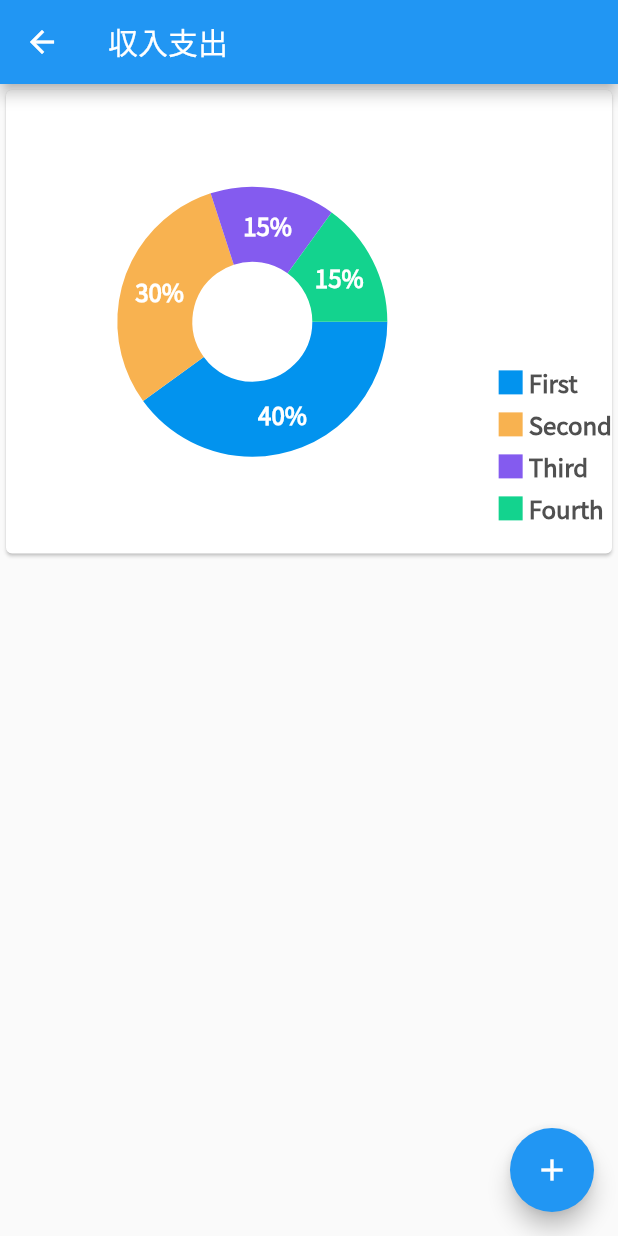
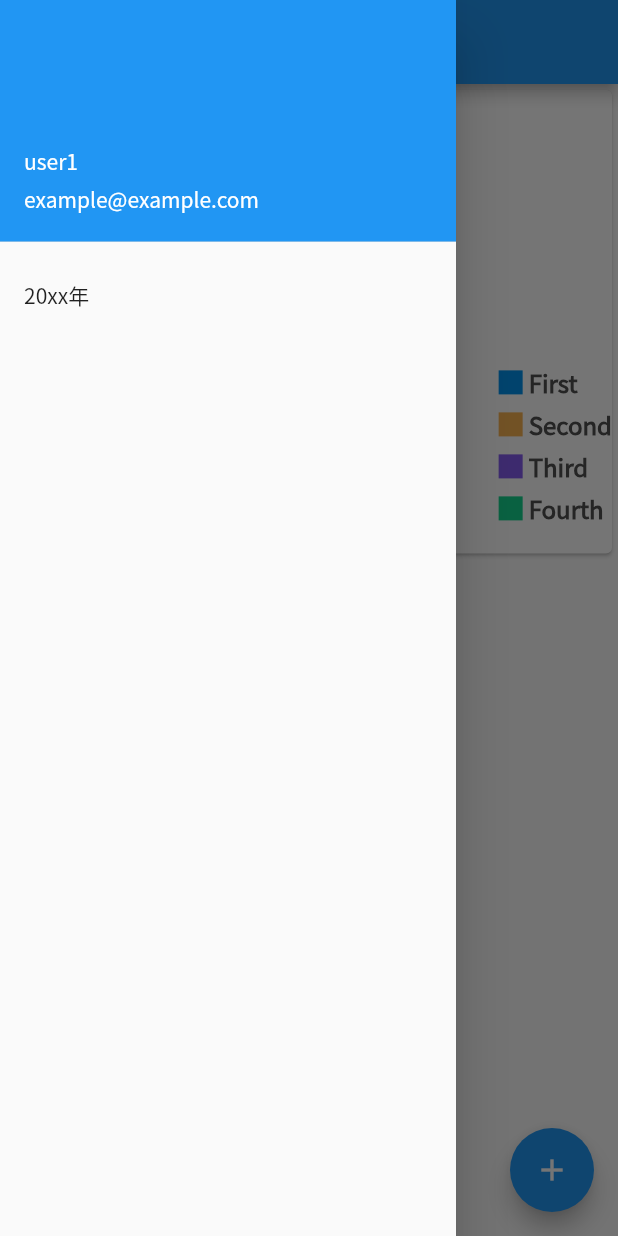
Before and after one commit to kewpie134134/account-book, a Flutter app: the HomePage screen opened directly, with the side drawer open (before the commit the screen has no drawer), on a phone screen of 412 x 824 dp. Run offline on Flutter 3.47's test engine with Material 2 defaults, Android fonts, the phone set to English and light mode, and no system bars; drawn by our look-alikes of fl_chart; our stand-ins replace cloud_firestore, firebase_core, flutter_riverpod; accounts and stored records are empty.

Commit message:
[add] 年度を選択できるDrawerを作成

```diff
--- /dev/null
+++ b/lib/components/drawer_select_year.dart
@@ -0,0 +1,33 @@
+import 'package:account_book/app.dart';
+import 'package:flutter/material.dart';
+
+class DrawerSelectYear extends StatelessWidget {
+  const DrawerSelectYear({Key? key}) : super(key: key);
+
+  @override
+  Widget build(BuildContext context) {
+    return Drawer(
+      child: ListView(
+        children: <Widget>[
+          const UserAccountsDrawerHeader(
+            accountName: Text("user1"),
+            accountEmail: Text("example@example.com"),
+          ),
+          ListTile(
+            title: const Text("20xx年"),
+            onTap: () {
+              Navigator.of(context).pop();
+              Navigator.of(context).push<dynamic>(
+                MaterialPageRoute(
+                  builder: (context) {
+                    return const App();
+                  },
+                ),
+              );
+            },
+          ),
+        ],
+      ),
+    );
+  }
+}
--- a/lib/pages/home.dart
+++ b/lib/pages/home.dart
@@ -1,4 +1,4 @@
-import 'package:account_book/components/drawer_menu.dart';
+import 'package:account_book/components/drawer_select_year.dart';
 import 'package:account_book/components/indicator.dart';
 import 'package:account_book/pages/input_form.dart';
 import 'package:fl_chart/fl_chart.dart';
@@ -23,6 +23,7 @@ class _HomePageState extends State<HomePage> {
   @override
   Widget build(BuildContext context) {
     return Scaffold(
+      drawer: const DrawerSelectYear(),
       appBar: AppBar(
         title: const Text("収入支出"),
       ),
```
Also changed, not shown: lib/pages/list.dart (+2 -47 lines).
